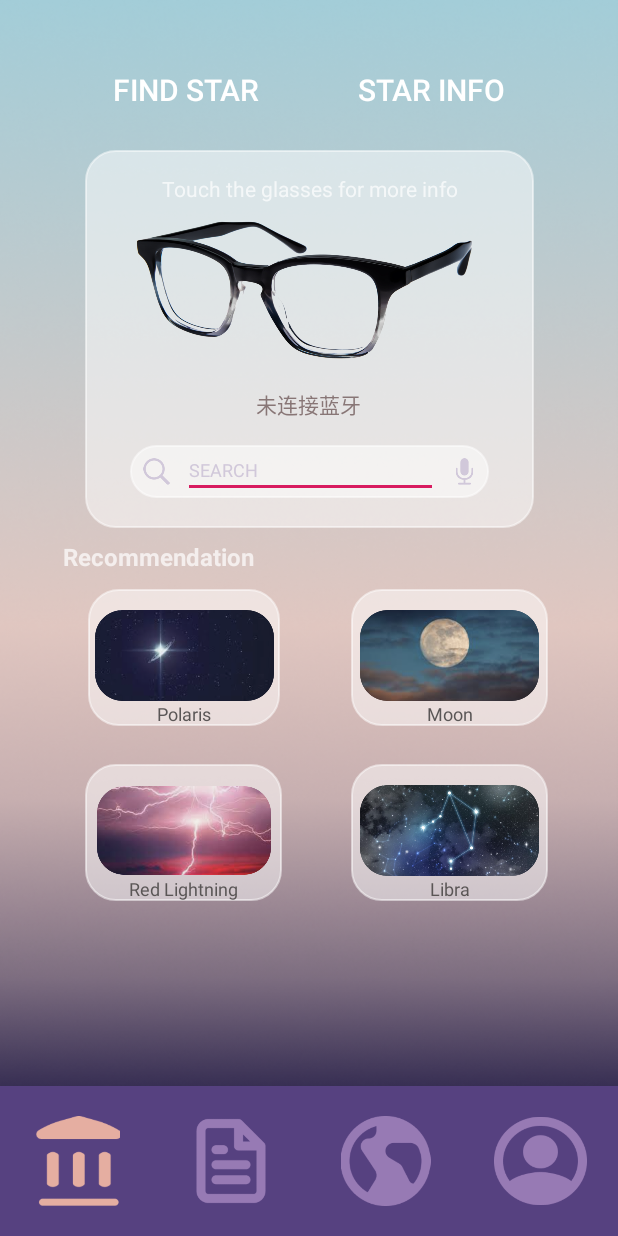
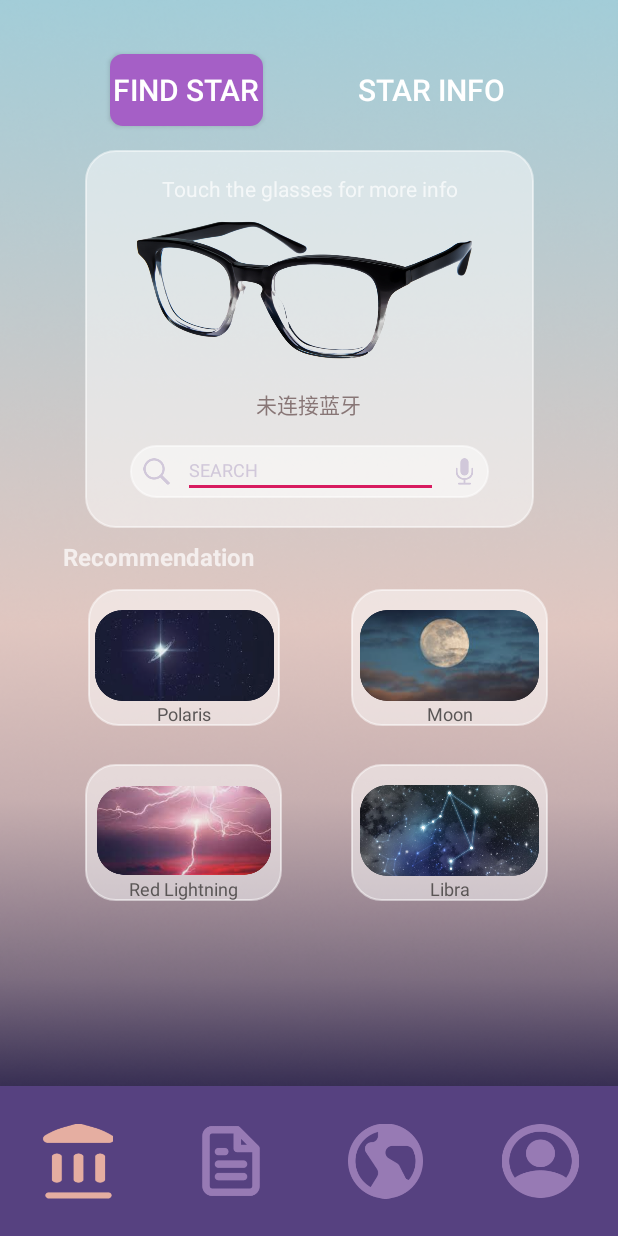
Before and after one commit to CSWellesSun/StarSeeker, an Android app: the screen it shows after launch (BtActivity), on a phone screen of 412 x 824 dp. Run offline under Robolectric (Android 15) with nearby library versions, the phone set to English and light mode, and no system bars.

Commit message:
前端小调整

```diff
--- /dev/null
+++ b/app/src/main/res/drawable/new_button_selected.xml
@@ -0,0 +1,14 @@
+<?xml version="1.0" encoding="UTF-8"?>
+
+<shape xmlns:android="http://schemas.android.com/apk/res/android"
+    android:shape="rectangle">
+    <!-- 边框的颜色 -->
+    <stroke android:width="1dip" android:color="#A55FC6" />
+    <!-- 填充的颜色 -->
+    <solid android:color="#A55FC6"></solid>
+    <!-- 设置按钮的四个角为弧形 -->
+    <!-- android:radius 弧形的半径 -->
+    <corners android:radius="8dip" />
+    <!-- padding：Button里面的文字与Button边界的间隔 -->
+    <padding android:bottom="2dp" android:left="2dp" android:right="2dp" android:top="2dp" />
+</shape>
--- a/app/src/main/res/layout/m_activity_main.xml
+++ b/app/src/main/res/layout/m_activity_main.xml
@@ -25,7 +25,7 @@
             android:layout_marginStart="72dp"
             android:layout_marginTop="36dp"
             android:layout_marginEnd="60dp"
-            android:background="@drawable/new_button"
+            android:background="@drawable/new_button_selected"
             android:text="Find Star"
             android:textSize="20sp"
             app:layout_constraintEnd_toStartOf="@+id/star_info_button"
@@ -311,24 +311,24 @@
             android:layout_width="0dp"
             android:layout_height="match_parent"
             android:layout_weight="1"
-            android:scaleX="0.6"
-            android:scaleY="0.6"
+            android:scaleX="0.5"
+            android:scaleY="0.5"
             android:src="@drawable/icon"></ImageView>
 
         <ImageView
             android:layout_width="0dp"
             android:layout_height="match_parent"
             android:layout_weight="1"
-            android:scaleX="0.6"
-            android:scaleY="0.6"
+            android:scaleX="0.5"
+            android:scaleY="0.5"
             android:src="@drawable/file"></ImageView>
 
         <ImageView
             android:layout_width="0dp"
             android:layout_height="match_parent"
             android:layout_weight="1"
-            android:scaleX="0.6"
-            android:scaleY="0.6"
+            android:scaleX="0.5"
+            android:scaleY="0.5"
             android:src="@drawable/earth"
             tools:layout_editor_absoluteX="81dp"
             tools:layout_editor_absoluteY="0dp"></ImageView>
@@ -337,8 +337,8 @@
             android:layout_width="0dp"
             android:layout_height="match_parent"
             android:layout_weight="1"
-            android:scaleX="0.6"
-            android:scaleY="0.6"
+            android:scaleX="0.5"
+            android:scaleY="0.5"
             android:src="@drawable/avatar"
             tools:layout_editor_absoluteX="245dp"
             tools:layout_editor_absoluteY="0dp"></ImageView>
```
